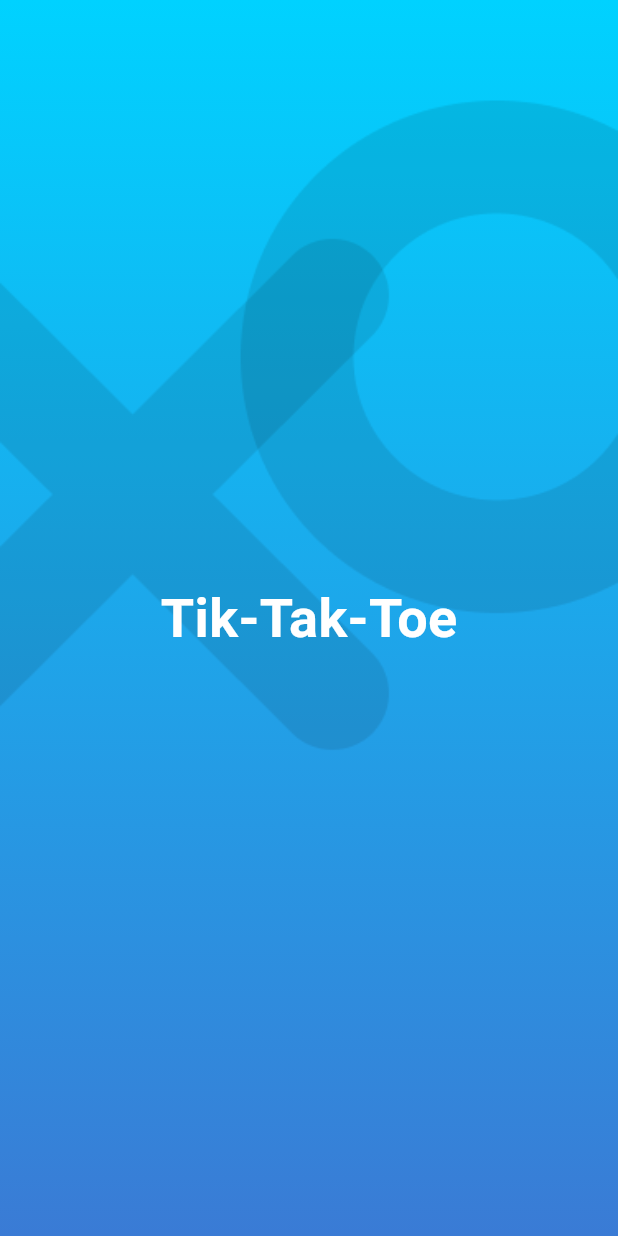
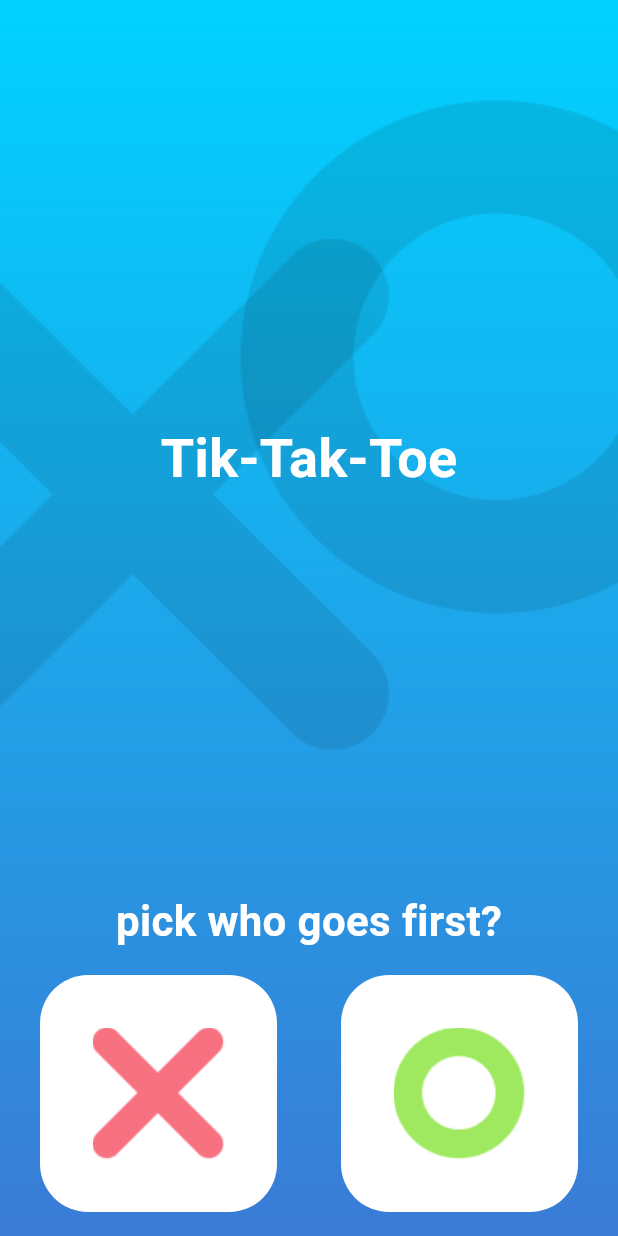
Before and after one commit to Aya95925/calculator, a Flutter app: the screen it shows after launch, on a phone screen of 412 x 824 dp. Run offline on Flutter 3.47's test engine with Material 3 defaults, Android fonts, the phone set to English and light mode, and no system bars.

Commit message:
create start screen app and  navigation with argument to home screen

```diff
--- /dev/null
+++ b/lib/ui/screens/custom_container.dart
@@ -0,0 +1,29 @@
+import 'package:flutter/material.dart';
+import 'package:flutter_ass2/ui/screens/game_board.dart';
+import 'package:flutter_ass2/ui/utils/colors.dart';
+
+class CustomContainer extends StatelessWidget {
+  const CustomContainer({super.key, required this.image, required this.symbol});
+  final String image;
+  final String symbol;
+
+  @override
+  Widget build(BuildContext context) {
+    return InkWell(
+      onTap: () {
+        Navigator.pushNamed(context, GameBoard.gemeBord, arguments: symbol);
+      },
+      child: Container(
+        margin: EdgeInsets.symmetric(horizontal: 16, vertical: 16),
+        decoration: BoxDecoration(
+          color: AppColor.appWhite,
+          borderRadius: BorderRadius.circular(32),
+        ),
+        child: Padding(
+          padding: const EdgeInsets.all(35),
+          child: Image.asset(image),
+        ),
+      ),
+    );
+  }
+}
--- a/lib/ui/screens/game_board.dart
+++ b/lib/ui/screens/game_board.dart
@@ -20,6 +20,8 @@ class _GameBoardState extends State<GameBoard> {
   int counter = 0;
 
   late Timer timer;
+  late String firsPlayerSymbol;
+  late String secondPlayerSymbol;
   @override
   void initState() {
     timer = Timer.periodic(Duration(seconds: 1), (time) {
@@ -30,6 +32,8 @@ class _GameBoardState extends State<GameBoard> {
 
   @override
   Widget build(BuildContext context) {
+    firsPlayerSymbol = ModalRoute.of(context)!.settings.arguments as String;
+    secondPlayerSymbol = firsPlayerSymbol == 'x' ? 'o' : 'x';
     return ScaffoldWidget(
       child: Column(
         children: [
@@ -185,7 +189,7 @@ class _GameBoardState extends State<GameBoard> {
       return;
     }
 
-    board[index] = counter.isEven ? 'o' : 'x';
+    board[index] = counter.isEven ? firsPlayerSymbol : secondPlayerSymbol;
 
     if (CheckBoard()) {
       clearBoard();
@@ -200,7 +204,7 @@ class _GameBoardState extends State<GameBoard> {
   }
 
   bool CheckBoard() {
-    String symbol = counter % 2 == 0 ? 'o' : 'x';
+    String symbol = counter.isEven ? firsPlayerSymbol : secondPlayerSymbol;
     //rows
     if (board[0] == symbol && board[1] == symbol && board[2] == symbol) {
       return true;
--- a/lib/ui/screens/xo_srarting.dart
+++ b/lib/ui/screens/xo_srarting.dart
@@ -1,6 +1,9 @@
 import 'package:flutter/material.dart';
+import 'package:flutter_ass2/ui/screens/custom_container.dart';
+
 import 'package:flutter_ass2/ui/screens/scaffold_widget.dart';
 import 'package:flutter_ass2/ui/utils/app_assets.dart';
+
 import 'package:flutter_ass2/ui/utils/styles.dart';
 
 class XoSrarting extends StatelessWidget {
@@ -9,19 +12,41 @@ class XoSrarting extends StatelessWidget {
   @override
   Widget build(BuildContext context) {
     return ScaffoldWidget(
-      child: Stack(
+      child: Column(
+        children: [
+          Stack(
             alignment: AlignmentGeometry.topCenter,
             children: [
               Image.asset(
                 width: double.infinity,
                 // height: double.infinity,
-              AppAssets.tikTakToe, fit: BoxFit.fill),
-          Align(
-            alignment: AlignmentGeometry.center,
+                AppAssets.tikTakToe,
+                fit: BoxFit.fill,
+              ),
+              Padding(
+                padding: const EdgeInsets.only(top: 280),
                 child: Text(
                   'Tik-Tak-Toe',
-              style: AppStyles.semiBold600Black32.copyWith(color: Colors.white,fontSize: 36),
+                  style: AppStyles.semiBold600Black32.copyWith(
+                    color: Colors.white,
+                    fontSize: 36,
                   ),
+                ),
+              ),
+            ],
+          ),
+          Spacer(),
+          Text(
+            'pick who goes first?',
+            style: AppStyles.bold700white36.copyWith(fontSize: 28),
+          ),
+          // SizedBox(height: 12),
+          Row(
+            mainAxisAlignment: MainAxisAlignment.spaceEvenly,
+            children: [
+              CustomContainer(image: AppAssets.xImage, symbol: 'x'),
+              CustomContainer(image: AppAssets.oImage, symbol: '0'),
+            ],
           ),
         ],
       ),
```
Lines whose indentation alone changed are shown as unchanged.
